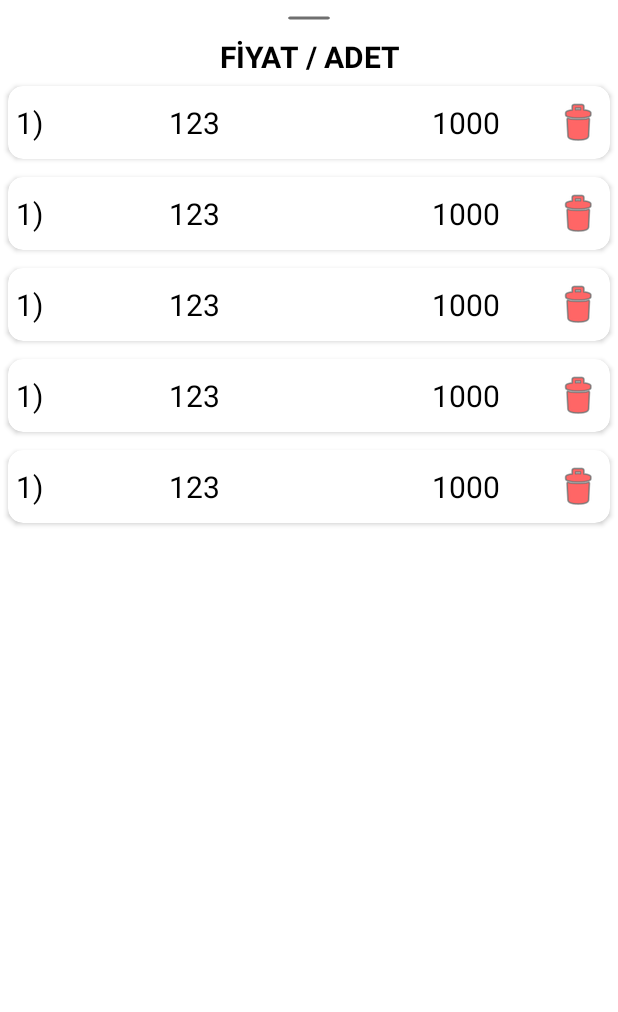
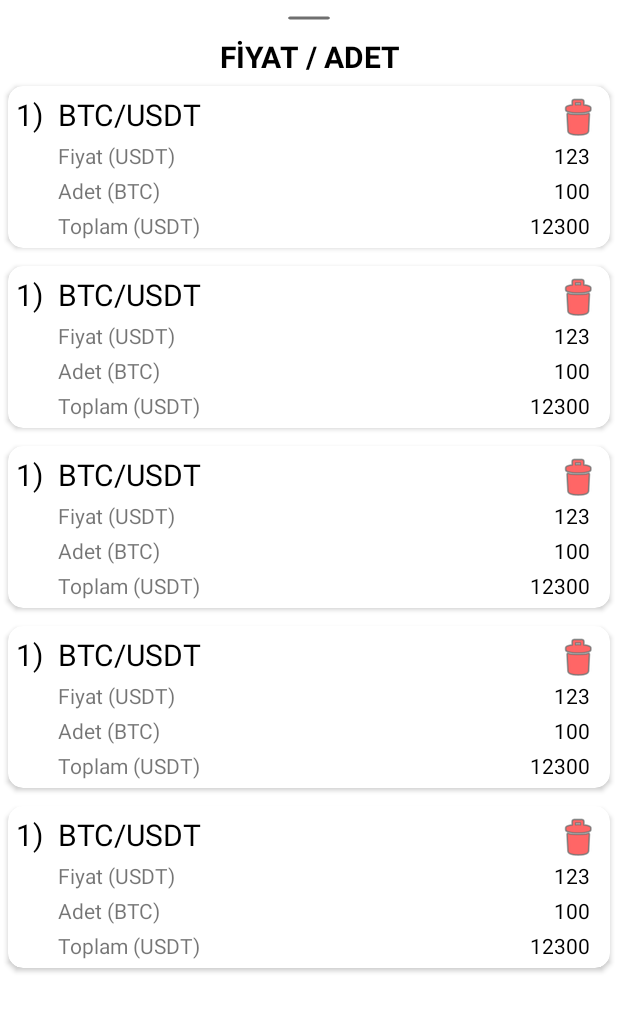
Before and after one commit to EnesUzumcu1/HesapMakinesi-Kotlin, an Android app: the layout order_list_bottom_sheet.xml on its own in the app's theme, with its tools: preview values and no code run, on a phone screen of 412 x 824 dp. Shown: the top 1012 px of the screen. Run offline under Robolectric (Android 15) with nearby library versions, the phone set to English and light mode, and no system bars.

Commit message:
Order List list_item update
List item daha modern hale getirildi. Daha fazla bilgi içerecek şekilde güncellendi.

```diff
--- a/app/src/main/java/com/example/hesapmakinesi/ui/orderlist/OrderListBottomSheet.kt
+++ b/app/src/main/java/com/example/hesapmakinesi/ui/orderlist/OrderListBottomSheet.kt
@@ -19,10 +19,12 @@ import dagger.hilt.android.AndroidEntryPoint
 class OrderListBottomSheet : BottomSheetDialogFragment(), SavedDatasAdapter.OnClickListener {
 
     private lateinit var binding: OrderListBottomSheetBinding
-    private var preferencesName : String = ""
+    private var preferencesName: String = ""
     private val viewModel by viewModels<BuyViewModel>()
     private lateinit var adapterOrders: SavedDatasAdapter
     private lateinit var ordersArrayList: ArrayList<Order>
+    private var priceName: String = ""
+    private var amountName: String = ""
 
     override fun onCreateView(
         inflater: LayoutInflater,
@@ -46,14 +48,26 @@ class OrderListBottomSheet : BottomSheetDialogFragment(), SavedDatasAdapter.OnCl
             viewModel.preferencesName = preferencesName
             viewModel.getCalculates().apply {
                 ordersArrayList = this
+                viewModel.getCoinName().apply {
+                    if (this.takeLast(4) == "USDT") {
+                        priceName = "USDT"
+                        amountName = this.dropLast(4)
+                    } else {
+                        priceName = this.substring(4)
+                        amountName = this.take(4)
+                    }
+                }
                 buildRecyclerView()
             }
         }
-        findNavController().previousBackStackEntry?.savedStateHandle?.set(Constants.SAVED_STATE_HANDLE_KEY_CLOSED_BOTTOM_SHEET,"")
+        findNavController().previousBackStackEntry?.savedStateHandle?.set(
+            Constants.SAVED_STATE_HANDLE_KEY_CLOSED_BOTTOM_SHEET,
+            ""
+        )
     }
 
     private fun buildRecyclerView() {
-        adapterOrders = SavedDatasAdapter(ordersArrayList, this)
+        adapterOrders = SavedDatasAdapter(ordersArrayList, this, priceName, amountName)
         binding.recyclerview.setHasFixedSize(true)
         binding.recyclerview.adapter = adapterOrders
     }
--- a/app/src/main/java/com/example/hesapmakinesi/ui/sell/SellFragment.kt
+++ b/app/src/main/java/com/example/hesapmakinesi/ui/sell/SellFragment.kt
@@ -136,7 +136,7 @@ class SellFragment : Fragment(), SavedDatasAdapter.OnClickListener {
     }
 
     private fun buildRecyclerView() {
-        adapterOrders = SavedDatasAdapter(ordersArrayList, this)
+        adapterOrders = SavedDatasAdapter(ordersArrayList, this,"","")
         binding.recyclerview.setHasFixedSize(true)
         binding.recyclerview.adapter = adapterOrders
         binding.recyclerview.smoothScrollToPosition(adapterOrders.itemCount)
--- a/app/src/main/java/com/example/hesapmakinesi/ui/sell/adapter/SavedDatasAdapter.kt
+++ b/app/src/main/java/com/example/hesapmakinesi/ui/sell/adapter/SavedDatasAdapter.kt
@@ -9,12 +9,14 @@ import java.text.DecimalFormat
 
 class SavedDatasAdapter(
     private var hesapArrayList: java.util.ArrayList<Order>,
-    private var listener: OnClickListener
+    private var listener: OnClickListener,
+    private var priceName: String,
+    private var amountName: String
 ) : RecyclerView.Adapter<SavedDatasAdapter.SavedDatasViewHolder>() {
 
     class SavedDatasViewHolder(private val binding: ListItemBinding) :
         RecyclerView.ViewHolder(binding.root) {
-        fun bind(order: Order, listener: OnClickListener, position: Int) {
+        fun bind(order: Order, listener: OnClickListener, position: Int,priceName: String, amountName: String) {
 
             val df = DecimalFormat("0")
             df.maximumFractionDigits = 340
@@ -23,6 +25,12 @@ class SavedDatasAdapter(
 
             binding.tvAdet.text = df.format(order.adet)
             binding.tvFiyat.text = df.format(order.fiyat)
+
+            binding.tvCoinName.text = "$amountName/$priceName"
+            binding.tvPriceTitle.text = "Fiyat ($priceName)"
+            binding.tvAmountTitle.text = "Adet ($amountName)"
+            binding.tvTotalTitle.text = "Toplam ($priceName)"
+            binding.tvTotal.text = df.format(order.adet*order.fiyat)
 
             binding.btnSil.setOnClickListener {
                 listener.onItemClickedDelete(position)
@@ -38,7 +46,7 @@ class SavedDatasAdapter(
     }
 
     override fun onBindViewHolder(holder: SavedDatasViewHolder, position: Int) {
-        holder.bind(hesapArrayList[position], listener, position)
+        holder.bind(hesapArrayList[position], listener, position,priceName,amountName)
     }
 
     override fun getItemCount(): Int {
--- a/app/src/main/res/layout/list_item.xml
+++ b/app/src/main/res/layout/list_item.xml
@@ -20,58 +20,86 @@
             android:layout_height="wrap_content"
             android:textColor="#000000"
             android:textSize="20sp"
-            app:layout_constraintBottom_toBottomOf="parent"
             app:layout_constraintStart_toStartOf="parent"
             app:layout_constraintTop_toTopOf="parent"
             tools:text="1)" />
 
-        <LinearLayout
-            android:id="@+id/linearLayout"
-            android:layout_width="0dp"
+        <TextView
+            android:id="@+id/tvCoinName"
+            android:layout_width="wrap_content"
             android:layout_height="wrap_content"
-            android:layout_gravity="center_vertical"
             android:layout_marginStart="10dp"
-            android:orientation="horizontal"
-            app:layout_constraintBottom_toBottomOf="parent"
-            app:layout_constraintEnd_toEndOf="@id/frameLayout"
+            android:textColor="#000000"
+            android:textSize="20sp"
             app:layout_constraintStart_toEndOf="@id/tvPosition"
-            app:layout_constraintTop_toTopOf="parent">
+            app:layout_constraintTop_toTopOf="@id/tvPosition"
+            tools:text="BTC/USDT" />
+
+        <TextView
+            android:id="@+id/tvPriceTitle"
+            android:layout_width="wrap_content"
+            android:layout_height="wrap_content"
+            app:layout_constraintStart_toStartOf="@id/tvCoinName"
+            app:layout_constraintTop_toBottomOf="@id/tvCoinName"
+            android:layout_marginTop="4dp"
+            tools:text="Fiyat (USDT)"/>
 
         <TextView
             android:id="@+id/tvFiyat"
             android:layout_width="match_parent"
             android:layout_height="wrap_content"
-                android:layout_marginStart="5dp"
-                android:layout_marginTop="5dp"
-                android:layout_marginEnd="5dp"
-                android:layout_marginBottom="5dp"
-                android:layout_weight="1"
-                android:textAlignment="center"
+            android:layout_marginEnd="8dp"
+            android:textAlignment="viewEnd"
             android:textColor="#000000"
-                android:textSize="20sp"
+            app:layout_constraintEnd_toEndOf="parent"
+            app:layout_constraintTop_toTopOf="@id/tvPriceTitle"
             tools:text="123" />
+
+        <TextView
+            android:id="@+id/tvAmountTitle"
+            android:layout_width="wrap_content"
+            android:layout_height="wrap_content"
+            app:layout_constraintStart_toStartOf="@id/tvCoinName"
+            app:layout_constraintTop_toBottomOf="@id/tvPriceTitle"
+            android:layout_marginTop="4dp"
+            tools:text="Adet (BTC)"/>
 
         <TextView
             android:id="@+id/tvAdet"
             android:layout_width="match_parent"
             android:layout_height="wrap_content"
-                android:layout_marginStart="5dp"
-                android:layout_marginTop="5dp"
-                android:layout_marginEnd="5dp"
-                android:layout_marginBottom="5dp"
-                android:layout_weight="1"
-                android:textAlignment="center"
+            android:layout_marginEnd="8dp"
+            android:textAlignment="viewEnd"
             android:textColor="#000000"
-                android:textSize="20sp"
-                tools:text="1000" />
+            app:layout_constraintEnd_toEndOf="parent"
+            app:layout_constraintTop_toTopOf="@id/tvAmountTitle"
+            tools:text="100" />
 
-        </LinearLayout>
+        <TextView
+            android:id="@+id/tvTotalTitle"
+            android:layout_width="wrap_content"
+            android:layout_height="wrap_content"
+            app:layout_constraintStart_toStartOf="@id/tvCoinName"
+            app:layout_constraintTop_toBottomOf="@id/tvAmountTitle"
+            android:layout_marginTop="4dp"
+            tools:text="Toplam (USDT)"/>
+
+        <TextView
+            android:id="@+id/tvTotal"
+            android:layout_width="match_parent"
+            android:layout_height="wrap_content"
+            android:layout_marginEnd="8dp"
+            android:textAlignment="viewEnd"
+            android:textColor="#000000"
+            app:layout_constraintEnd_toEndOf="parent"
+            app:layout_constraintTop_toTopOf="@id/tvTotalTitle"
+            tools:text="12300" />
+
 
         <FrameLayout
             android:id="@+id/frameLayout"
             android:layout_width="wrap_content"
             android:layout_height="wrap_content"
-            app:layout_constraintBottom_toBottomOf="parent"
             app:layout_constraintEnd_toEndOf="parent"
             app:layout_constraintTop_toTopOf="parent">
 
--- a/app/src/main/res/layout/order_list_bottom_sheet.xml
+++ b/app/src/main/res/layout/order_list_bottom_sheet.xml
@@ -32,6 +32,8 @@
         android:id="@+id/recyclerview"
         android:layout_width="match_parent"
         android:layout_height="600dp"
+        android:clipToPadding="false"
+        android:paddingBottom="32dp"
         app:layoutManager="androidx.recyclerview.widget.LinearLayoutManager"
         app:layout_constraintEnd_toEndOf="parent"
         app:layout_constraintStart_toStartOf="parent"
```
Lines whose indentation alone changed are shown as unchanged.
